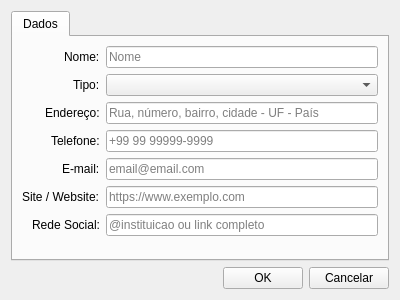
This is resources/ui/institutionfacilityeditview.ui in larvattea/ttea as Qt 5 draws it before an edit. The edited form follows.
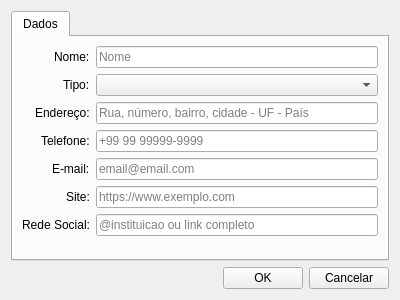
This is the edited form. Icons and pictures are not drawn.

What changed in the file:
```diff
--- a/resources/ui/institutionfacilityeditview.ui
+++ b/resources/ui/institutionfacilityeditview.ui
@@ -122,7 +122,7 @@
        <item row="5" column="0">
         <widget class="QLabel" name="lbl_website">
          <property name="text">
-          <string>Site / Website:</string>
+          <string>Site:</string>
          </property>
         </widget>
        </item>
```
Left out of the diff: 6 changed lines with no effect on the pictures.
